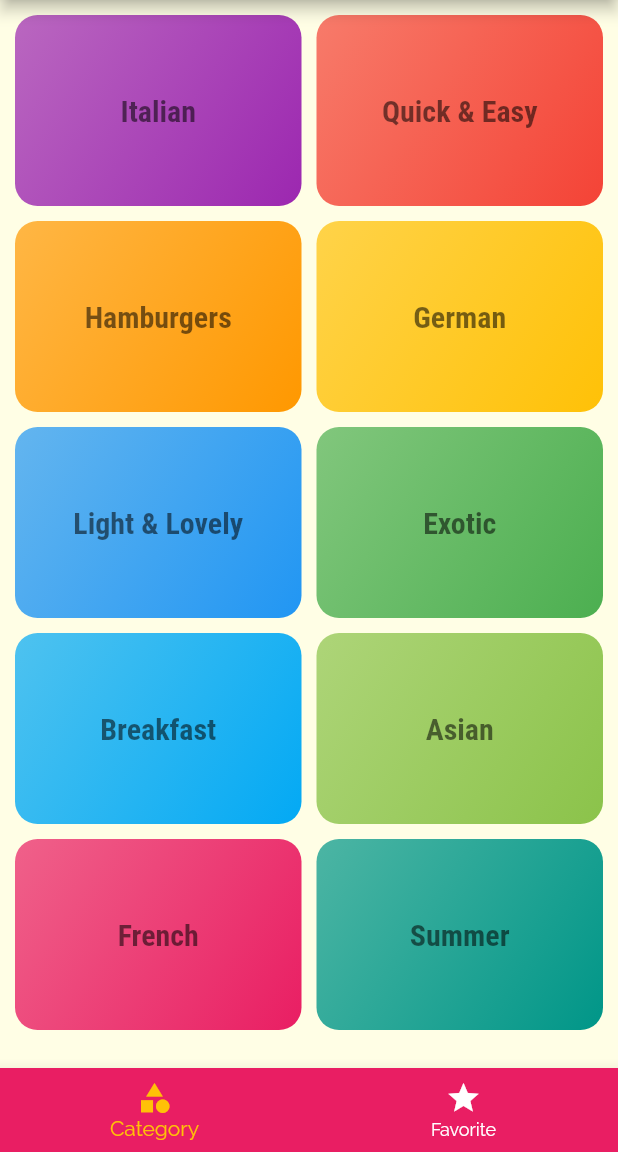
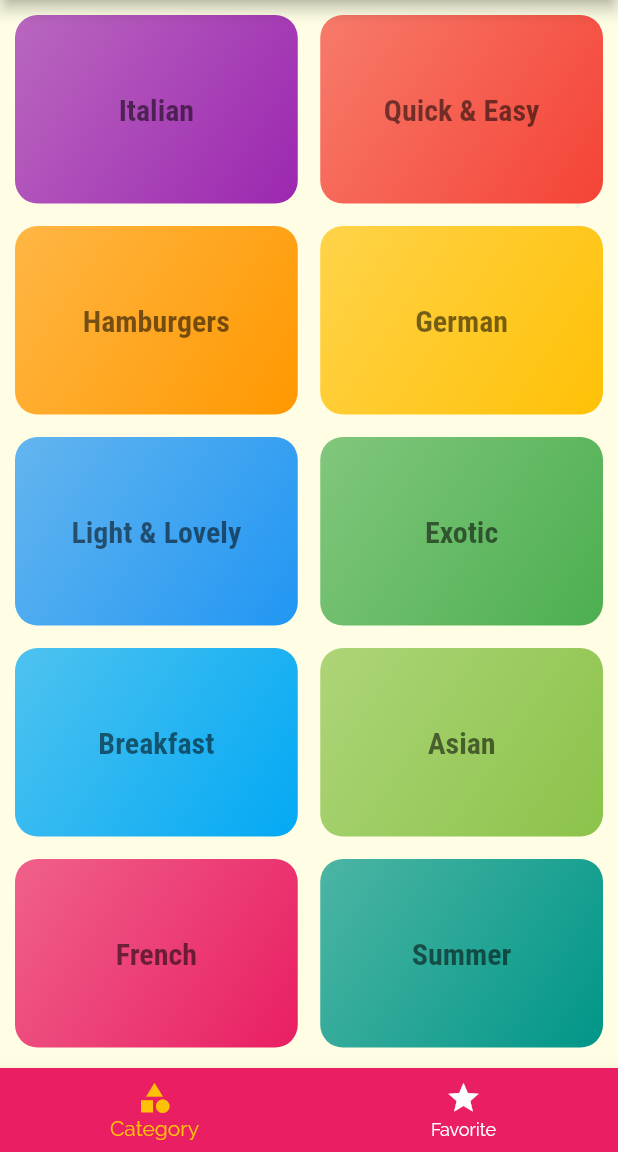
Before and after one commit to manuelwils/meals_app, a Flutter app: the screen it shows after launch, on a phone screen of 412 x 824 dp, the part 84-1236 px from its top. Run offline on Flutter 3.47's test engine with Material 2 defaults, Android fonts, the phone set to English and light mode, and no system bars.

```diff
--- a/lib/screens/categories_screens.dart
+++ b/lib/screens/categories_screens.dart
@@ -12,8 +12,8 @@ class CategoriesScreen extends StatelessWidget {
       gridDelegate: const SliverGridDelegateWithMaxCrossAxisExtent(
         maxCrossAxisExtent: 200,
         childAspectRatio: 1.5,
-        crossAxisSpacing: 10,
-        mainAxisSpacing: 10,
+        crossAxisSpacing: 15,
+        mainAxisSpacing: 15,
       ),
       padding: const EdgeInsets.all(10),
       children: dummyCategories
```
